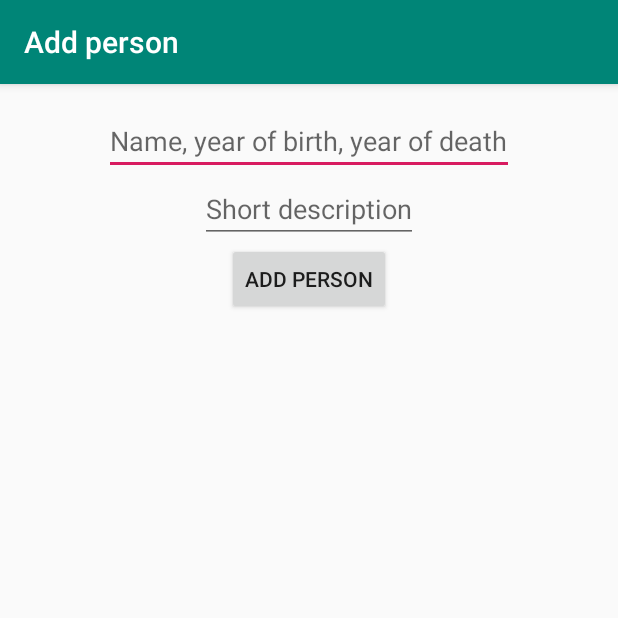
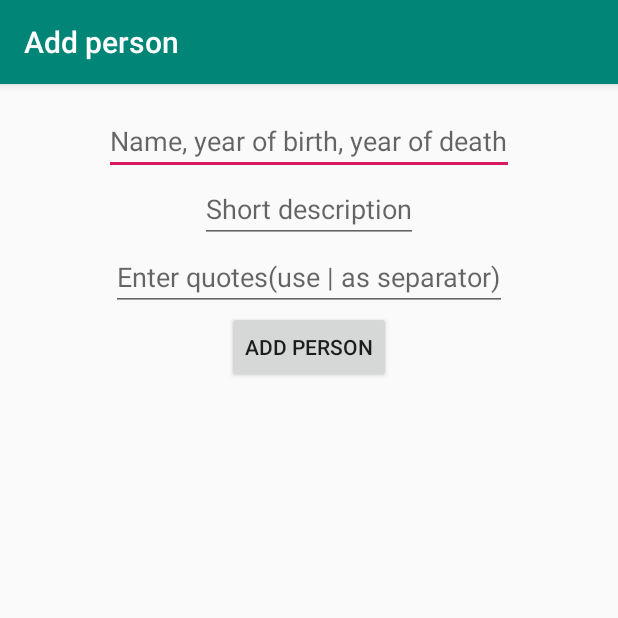
Before and after one commit to josipursan/MobileApplicationDevelopment-Faculty_subject-, an Android app: the screen it shows after launch (AddPersonActivity), after a tap on "ADD PERSON", on a phone screen of 412 x 824 dp, the top half of it. Run offline under Robolectric (Android 15) with nearby library versions, the phone set to English and light mode, and no system bars.

Commit message:
First full version

```diff
--- a/LV2_InspiringPersons/app/src/main/java/josipursan/ferit/lv2_inspiringpersons/AddPersonActivity.kt
+++ b/LV2_InspiringPersons/app/src/main/java/josipursan/ferit/lv2_inspiringpersons/AddPersonActivity.kt
@@ -23,6 +23,7 @@ class AddPersonActivity : AppCompatActivity() {
         {
             val editTextNameBirthDeath = findViewById<EditText>(R.id.editText_nameBirthDeath)
             val editTextShortDescription = findViewById<EditText>(R.id.editText_shortDescription)
+            val editTextQuoteInput = findViewById<EditText>(R.id.editText_quoteInput)
 
             if(editTextShortDescription.getText().toString().equals("") || editTextNameBirthDeath.getText().toString().equals(""))
             {
@@ -32,10 +33,12 @@ class AddPersonActivity : AppCompatActivity() {
             {
                 var editTextNameBirthDeath_value = editTextNameBirthDeath.text.toString()
                 var editTextShortDescription_value = editTextShortDescription.getText().toString()
+                var editTextQuoteInput_value = editTextQuoteInput.text.toString()
 
                 val newPerson : Intent = Intent()
                 newPerson.putExtra("NameBirthDeath", editTextNameBirthDeath_value)
                 newPerson.putExtra("ShortDescription", editTextShortDescription_value)
+                newPerson.putExtra("Quotes", editTextQuoteInput_value)
                 setResult(Activity.RESULT_OK, newPerson)
                 finish()
             }
--- a/LV2_InspiringPersons/app/src/main/java/josipursan/ferit/lv2_inspiringpersons/InspiringPerson.kt
+++ b/LV2_InspiringPersons/app/src/main/java/josipursan/ferit/lv2_inspiringpersons/InspiringPerson.kt
@@ -1,3 +1,3 @@
 package josipursan.ferit.lv2_inspiringpersons
 
-data class InspiringPerson(val ImageReource : Int, val textFirstRow : String, val textSecondRow : String)
+data class InspiringPerson(val ImageReource : Int, val textFirstRow : String, val textSecondRow : String, val quotes : String)
--- a/LV2_InspiringPersons/app/src/main/java/josipursan/ferit/lv2_inspiringpersons/MainActivity.kt
+++ b/LV2_InspiringPersons/app/src/main/java/josipursan/ferit/lv2_inspiringpersons/MainActivity.kt
@@ -12,17 +12,19 @@ class MainActivity : AppCompatActivity() {
 
     val Musk_firstLine : String = "Elon Musk (1971 - )"
     val Musk_secondLine : String = "Elon Reeve Musk is an engineer, industrial designer, technology entrepreneur, and philanthropist."
+    val Musk_quotes : String = "Really, the only thing that makes sense is to strive for greater collective enlightenment.|When something is important enough, you do it even if the odds are not in your favor.|If you get up in the morning and think the future is going to be better, it is a bright day. Otherwise, it's not."
+
     // Source : https://en.wikipedia.org/wiki/Elon_Musk
 
     val Ritchie_firsLine : String = "Dennis Ritchie (1941 - 2011)"
     val Ritchie_secondLine : String = "Dennis MacAlistair Ritchie was an American computer scientist. He created the C programming language, the Unix operating system and B programming language."
+    val Ritchie_quotes : String = "C++ and Java, say, are presumably growing faster than plain C, but I bet C will still be around.|For infrastructure technology, C will be hard to displace.|UNIX is basically a simple operating system, but you have to be a genius to understand the simplicity."
     // Source : https://en.wikipedia.org/wiki/Dennis_Ritchie
 
     val Shannon_firstLine : String = "Claude Shannon (1916 - 2001)"
     val Shannon_secondLine : String = "Claude Elwood Shannon was an American mathematician, electrical engineer, and cryptographer known as \"the father of information theory\"."
+    val Shannon_quotes : String = "I have spent lots of time on totally useless problems.|My mind wanders around and I will conceive of different things day and night.|I think that dissatisfaction in present days is a key driving force in good scientists."
     // https://en.wikipedia.org/wiki/Claude_Shannon
-
-    val requestCode_ID_startActivityForResult = 720
 
     val list = ArrayList<InspiringPerson>()
     val testList = generateList()
@@ -33,7 +35,7 @@ class MainActivity : AppCompatActivity() {
         setContentView(R.layout.activity_main)
 
 
-        recyclerView.adapter = PersonAdapter(testList)
+        recyclerView.adapter = PersonAdapter(testList, this)
         recyclerView.layoutManager = LinearLayoutManager(this)
         recyclerView.setHasFixedSize(true)
 
@@ -53,11 +55,10 @@ class MainActivity : AppCompatActivity() {
             if(resultCode == RESULT_OK)
             {
                 val inspiringPerson_creation = InspiringPerson(R.drawable.ic_person_black, data?.getStringExtra("NameBirthDeath") ?: "",
-                    data?.getStringExtra("ShortDescription") ?: "")
-                val testToast = Toast.makeText(this, data?.getStringExtra("ShortDescription") ?: "", Toast.LENGTH_LONG).show()
+                    data?.getStringExtra("ShortDescription") ?: "", data?.getStringExtra("Quotes") ?: "")
 
-                val current_list = addItemTolist(data?.getStringExtra("NameBirthDeath") ?: "", data?.getStringExtra("ShortDescription") ?: "")
-                recyclerView.adapter = PersonAdapter(current_list)
+                val current_list = addItemTolist(data?.getStringExtra("NameBirthDeath") ?: "", data?.getStringExtra("ShortDescription") ?: "", data?.getStringExtra("Quotes") ?: "")
+                recyclerView.adapter = PersonAdapter(current_list, this)
                 recyclerView.layoutManager = LinearLayoutManager(this)
                 recyclerView.setHasFixedSize(true)
             }
@@ -70,12 +71,12 @@ class MainActivity : AppCompatActivity() {
         startActivityForResult(intent, 1)
     }
 
-    private fun addItemTolist(nameBirthDeath : String, description : String):List<InspiringPerson>
+    private fun addItemTolist(nameBirthDeath : String, description : String, quotes : String):List<InspiringPerson>
     {
         var current_list = ArrayList<InspiringPerson>()
         current_list.addAll(testList)
 
-        val person = InspiringPerson(R.drawable.ic_person_black, nameBirthDeath, description)
+        val person = InspiringPerson(R.drawable.ic_person_black, nameBirthDeath, description, quotes)
         current_list.add(person)
         list += person
         return current_list
@@ -83,13 +84,14 @@ class MainActivity : AppCompatActivity() {
 
     private fun generateList(): List<InspiringPerson> {
 
-        var item = InspiringPerson(R.drawable.elon_musk_picture, Musk_firstLine, Musk_secondLine)
+        var item = InspiringPerson(R.drawable.elon_musk_picture, Musk_firstLine, Musk_secondLine, Musk_quotes)
         list += item
-        item = InspiringPerson(R.drawable.dennis_ritchie_picture, Ritchie_firsLine, Ritchie_secondLine)
+        item = InspiringPerson(R.drawable.dennis_ritchie_picture, Ritchie_firsLine, Ritchie_secondLine, Ritchie_quotes)
         list += item
-        item = InspiringPerson(R.drawable.claude_shannon_picture, Shannon_firstLine, Shannon_secondLine)
+        item = InspiringPerson(R.drawable.claude_shannon_picture, Shannon_firstLine, Shannon_secondLine, Shannon_quotes)
         list += item
 
         return list
     }
+
 }
--- a/LV2_InspiringPersons/app/src/main/java/josipursan/ferit/lv2_inspiringpersons/PersonAdapter.kt
+++ b/LV2_InspiringPersons/app/src/main/java/josipursan/ferit/lv2_inspiringpersons/PersonAdapter.kt
@@ -1,5 +1,6 @@
 package josipursan.ferit.lv2_inspiringpersons
 
+import android.content.Context
 import android.view.LayoutInflater
 import android.view.View
 import android.view.ViewGroup
@@ -10,7 +11,7 @@ import androidx.appcompat.view.menu.ActionMenuItemView
 import androidx.recyclerview.widget.RecyclerView
 import kotlinx.android.synthetic.main.inspiring_person.view.*
 
-class PersonAdapter(private val personList : List<InspiringPerson>) : RecyclerView.Adapter<PersonAdapter.PersonViewHolder>()
+class PersonAdapter(private val personList : List<InspiringPerson>, val context : Context) : RecyclerView.Adapter<PersonAdapter.PersonViewHolder>()
 {
     override fun onCreateViewHolder(parent: ViewGroup, viewType: Int): PersonViewHolder {
         val itemView = LayoutInflater.from(parent.context).inflate(R.layout.inspiring_person,
@@ -25,6 +26,14 @@ class PersonAdapter(private val personList : List<InspiringPerson>) : RecyclerVi
         holder.imageView.setImageResource(currentItem.ImageReource)
         holder.textView1.text = currentItem.textFirstRow
         holder.textView2.text = currentItem.textSecondRow
+
+        holder.imageView.setOnClickListener()
+        {
+            var quotesArray : Array<String> = currentItem.quotes.split("|").toTypedArray()
+            var randomQuote = quotesArray.random()
+
+            val testToast = Toast.makeText(context, randomQuote, Toast.LENGTH_LONG).show()
+        }
     }
 
     override fun getItemCount() = personList.size
@@ -35,4 +44,5 @@ class PersonAdapter(private val personList : List<InspiringPerson>) : RecyclerVi
         val textView1 : TextView = itemView.textView_1
         val textView2 : TextView = itemView.textView_2
     }
+
 }
--- a/LV2_InspiringPersons/app/src/main/res/layout/activity_add_person.xml
+++ b/LV2_InspiringPersons/app/src/main/res/layout/activity_add_person.xml
@@ -28,6 +28,16 @@
         android:layout_centerHorizontal="true"
         />
 
+    <EditText
+        android:id="@+id/editText_quoteInput"
+        android:layout_width="wrap_content"
+        android:layout_height="wrap_content"
+
+        android:hint="Enter quotes(use | as separator)"
+        android:layout_centerHorizontal="true"
+        android:layout_below="@id/editText_shortDescription"
+        />
+
     <Button
         android:id="@+id/addPerson_button_activity2"
         android:layout_width="wrap_content"
@@ -35,7 +45,7 @@
 
         android:text="@string/addPersonButton_string"
 
-        android:layout_below="@id/editText_shortDescription"
+        android:layout_below="@id/editText_quoteInput"
         android:layout_centerHorizontal="true"
         />
 
```
